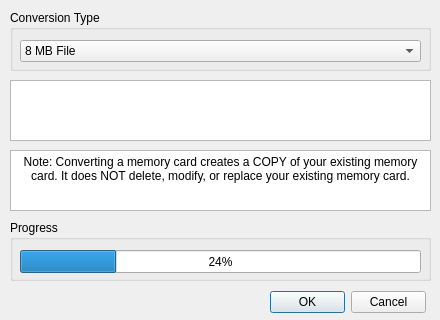
Qt form pcsx2-qt/Settings/MemoryCardConvertDialog.ui (PCSX2/pcsx2) before a commit.
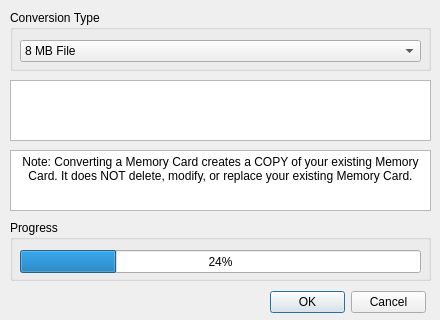
The same form after that commit.

Diff of the .ui file:
```diff
--- a/pcsx2-qt/Settings/MemoryCardConvertDialog.ui
+++ b/pcsx2-qt/Settings/MemoryCardConvertDialog.ui
@@ -109,7 +109,7 @@
 p, li { white-space: pre-wrap; }
 hr { height: 1px; border-width: 0; }
 &lt;/style&gt;&lt;/head&gt;&lt;body style=&quot; font-family:'Segoe UI'; font-size:9pt; font-weight:400; font-style:normal;&quot;&gt;
-&lt;p align=&quot;center&quot; style=&quot; margin-top:0px; margin-bottom:0px; margin-left:0px; margin-right:0px; -qt-block-indent:0; text-indent:0px;&quot;&gt;Note: Converting a memory card creates a COPY of your existing memory card. It does NOT delete, modify, or replace your existing memory card.&lt;/p&gt;&lt;/body&gt;&lt;/html&gt;</string>
+&lt;p align=&quot;center&quot; style=&quot; margin-top:0px; margin-bottom:0px; margin-left:0px; margin-right:0px; -qt-block-indent:0; text-indent:0px;&quot;&gt;Note: Converting a Memory Card creates a COPY of your existing Memory Card. It does NOT delete, modify, or replace your existing Memory Card.&lt;/p&gt;&lt;/body&gt;&lt;/html&gt;</string>
    </property>
   </widget>
   <widget class="QTextBrowser" name="conversionTypeDescription">
```
